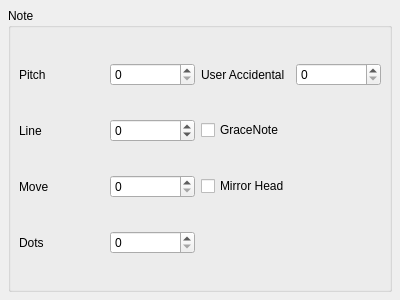
The window that mscore/mscore/note.ui (musescore/musescore-old) describes before a commit, drawn with Qt 5.
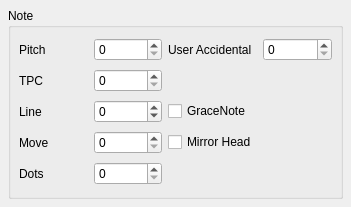
The same window after the commit.

What changed in the file:
```diff
--- a/mscore/mscore/note.ui
+++ b/mscore/mscore/note.ui
@@ -5,8 +5,8 @@
    <rect>
     <x>0</x>
     <y>0</y>
-    <width>400</width>
-    <height>300</height>
+    <width>351</width>
+    <height>207</height>
    </rect>
   </property>
   <property name="windowTitle" >
@@ -31,31 +31,43 @@
       <property name="margin" >
        <number>8</number>
       </property>
-      <property name="spacing" >
+      <property name="topMargin" >
+       <number>8</number>
+      </property>
+      <property name="rightMargin" >
+       <number>8</number>
+      </property>
+      <property name="bottomMargin" >
+       <number>8</number>
+      </property>
+      <property name="horizontalSpacing" >
        <number>6</number>
       </property>
-      <item row="2" column="2" >
+      <property name="verticalSpacing" >
+       <number>6</number>
+      </property>
+      <item row="3" column="2" >
        <widget class="QCheckBox" name="mirror" >
         <property name="text" >
          <string>Mirror Head</string>
         </property>
        </widget>
       </item>
-      <item row="1" column="2" >
+      <item row="2" column="2" >
        <widget class="QCheckBox" name="graceNote" >
         <property name="text" >
          <string>GraceNote</string>
         </property>
        </widget>
       </item>
-      <item row="3" column="1" >
+      <item row="4" column="1" >
        <widget class="QSpinBox" name="dots" >
         <property name="maximum" >
          <number>3</number>
         </property>
        </widget>
       </item>
-      <item row="3" column="0" >
+      <item row="4" column="0" >
        <widget class="QLabel" name="label_5" >
         <property name="text" >
          <string>Dots</string>
@@ -68,10 +80,10 @@
         </property>
        </widget>
       </item>
-      <item row="2" column="1" >
+      <item row="3" column="1" >
        <widget class="QSpinBox" name="move" />
       </item>
-      <item row="2" column="0" >
+      <item row="3" column="0" >
        <widget class="QLabel" name="label_4" >
         <property name="text" >
          <string>Move</string>
@@ -84,14 +96,14 @@
         </property>
        </widget>
       </item>
-      <item row="1" column="1" >
+      <item row="2" column="1" >
        <widget class="QSpinBox" name="line" >
         <property name="minimum" >
          <number>-99</number>
         </property>
        </widget>
       </item>
-      <item row="1" column="0" >
+      <item row="2" column="0" >
        <widget class="QLabel" name="label_3" >
         <property name="text" >
          <string>Line</string>
@@ -140,6 +152,16 @@
         </property>
        </widget>
       </item>
+      <item row="1" column="1" >
+       <widget class="QSpinBox" name="tpc" />
+      </item>
+      <item row="1" column="0" >
+       <widget class="QLabel" name="label_6" >
+        <property name="text" >
+         <string>TPC</string>
+        </property>
+       </widget>
+      </item>
      </layout>
     </widget>
    </item>
```
Left out of the diff: 17 changed lines with no effect on the pictures.
